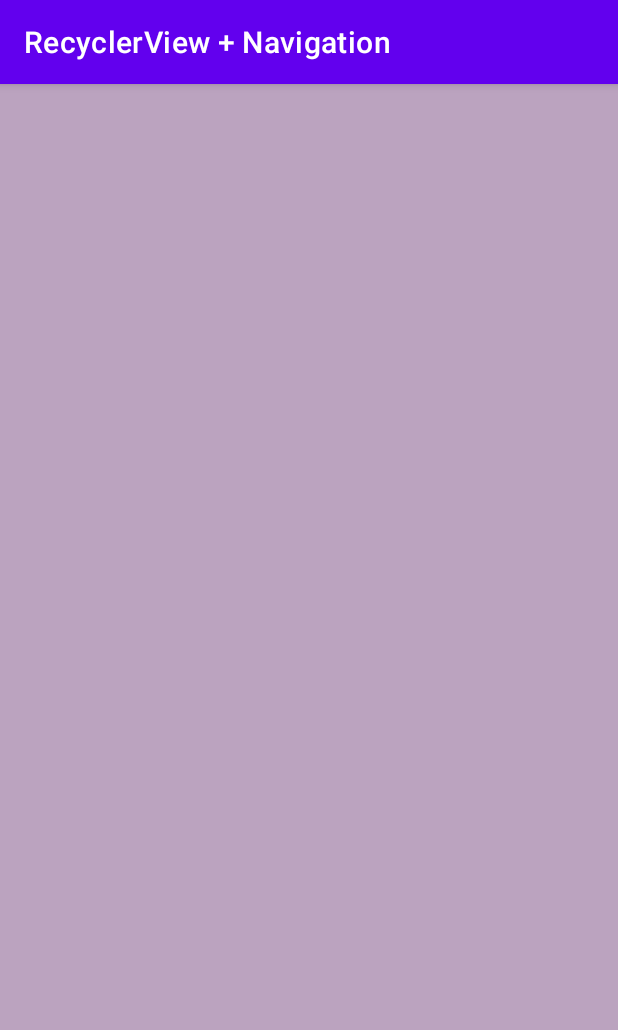
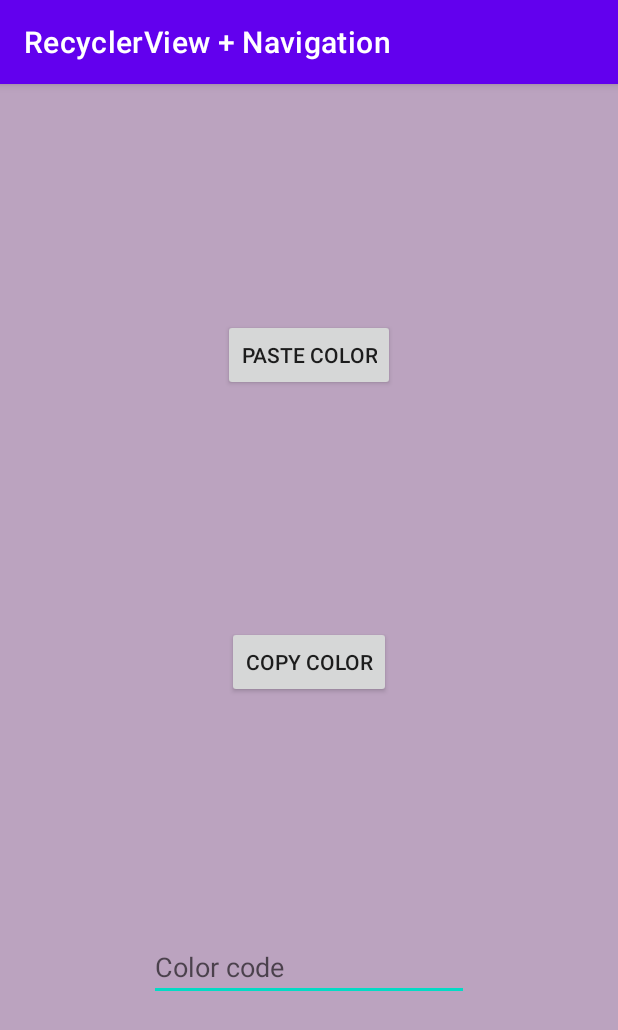
Before and after one commit to lucy-android/ItAcademy, an Android app: the screen it shows after launch (ColorActivity), after a tap on an icon or button, on a phone screen of 412 x 824 dp. Shown: the top 1030 px of the screen. Run offline under Robolectric (Android 15) with nearby library versions, the phone set to English and light mode, and no system bars; our stand-ins replace data binding, navigation-ui.

Commit message:
copy to clipboard feature added

```diff
--- a/homework4Recyclerview/src/main/java/site/budanitskaya/homework4recyclerview/ColorActivity.kt
+++ b/homework4Recyclerview/src/main/java/site/budanitskaya/homework4recyclerview/ColorActivity.kt
@@ -1,26 +1,49 @@
 package site.budanitskaya.homework4recyclerview
 
+import android.content.ClipData
+import android.content.ClipboardManager
+import android.content.Context
 import android.content.Intent
 import android.graphics.Color
 import androidx.appcompat.app.AppCompatActivity
 import android.os.Bundle
 import android.view.View
+import android.widget.Toast
 import androidx.databinding.DataBindingUtil
 import site.budanitskaya.homework4recyclerview.DataUtils.Companion.EXTRA_MESSAGE
 import site.budanitskaya.homework4recyclerview.databinding.ActivityColorBinding
 import site.budanitskaya.homework4recyclerview.databinding.ActivityMainBinding
 
 class ColorActivity : AppCompatActivity() {
+
+    var pasteData: String = ""
     override fun onCreate(savedInstanceState: Bundle?) {
         super.onCreate(savedInstanceState)
-        val binding = DataBindingUtil.setContentView<ActivityColorBinding>(this, R.layout.activity_color)
+        val binding =
+            DataBindingUtil.setContentView<ActivityColorBinding>(this, R.layout.activity_color)
         val message = intent.getStringExtra(EXTRA_MESSAGE)
         val colorView = binding.colorView
         colorView.setBackgroundColor(Color.parseColor(message))
 
-    }
+        binding.copyColor.setOnClickListener {
+            val clipboard = getSystemService(Context.CLIPBOARD_SERVICE) as ClipboardManager
+            val clip: ClipData = ClipData.newPlainText("simple text", message)
+            clipboard.setPrimaryClip(clip)
+            Toast.makeText(this, "Copied to clipboard!", Toast.LENGTH_LONG).show()
+        }
 
-    companion object {
-        fun createIntent(): Intent = Intent("activity1")
+        binding.pasteColor.setOnClickListener {
+            var clipboard = getSystemService(Context.CLIPBOARD_SERVICE) as ClipboardManager
+
+            val item = clipboard.primaryClip?.getItemAt(0)
+
+            // Gets the clipboard as text.
+            pasteData = item?.text as String
+
+            binding.textField.setText(pasteData)
+
+            Toast.makeText(this, "Fetched from clipboard!", Toast.LENGTH_LONG).show()
+        }
+
     }
 }
--- a/homework4Recyclerview/src/main/res/layout/activity_color.xml
+++ b/homework4Recyclerview/src/main/res/layout/activity_color.xml
@@ -7,11 +7,45 @@
 
     </data>
 
-    <View
+    <androidx.constraintlayout.widget.ConstraintLayout
         android:id="@+id/colorView"
         android:layout_width="match_parent"
         android:layout_height="match_parent">
 
-    </View>
+        <androidx.appcompat.widget.AppCompatButton
+            android:id="@+id/copyColor"
+            android:layout_width="wrap_content"
+            android:layout_height="wrap_content"
+            android:text="COPY COLOR"
+            app:layout_constraintBottom_toTopOf="@+id/textField"
+            app:layout_constraintEnd_toEndOf="parent"
+            app:layout_constraintHorizontal_bias="0.5"
+            app:layout_constraintStart_toStartOf="parent"
+            app:layout_constraintTop_toBottomOf="@+id/pasteColor" />
+
+        <androidx.appcompat.widget.AppCompatButton
+            android:id="@+id/pasteColor"
+            android:layout_width="wrap_content"
+            android:layout_height="wrap_content"
+            android:text="PASTE COLOR"
+            app:layout_constraintBottom_toTopOf="@+id/copyColor"
+            app:layout_constraintEnd_toEndOf="parent"
+            app:layout_constraintHorizontal_bias="0.5"
+            app:layout_constraintStart_toStartOf="parent"
+            app:layout_constraintTop_toTopOf="parent" />
+
+        <EditText
+            android:id="@+id/textField"
+            android:layout_width="wrap_content"
+            android:layout_height="wrap_content"
+            android:ems="10"
+            android:inputType="textPersonName"
+            android:hint="Color code"
+            app:layout_constraintBottom_toBottomOf="parent"
+            app:layout_constraintEnd_toEndOf="parent"
+            app:layout_constraintHorizontal_bias="0.5"
+            app:layout_constraintStart_toStartOf="parent"
+            app:layout_constraintTop_toBottomOf="@+id/copyColor" />
+    </androidx.constraintlayout.widget.ConstraintLayout>
 
 </layout>
--- a/homework4Recyclerview/src/main/res/layout/activity_main.xml
+++ b/homework4Recyclerview/src/main/res/layout/activity_main.xml
@@ -29,6 +29,5 @@
             android:layout_height="wrap_content"
             app:menu="@menu/bottom_nav_menu" />
 
-
     </LinearLayout>
 </layout>
```
